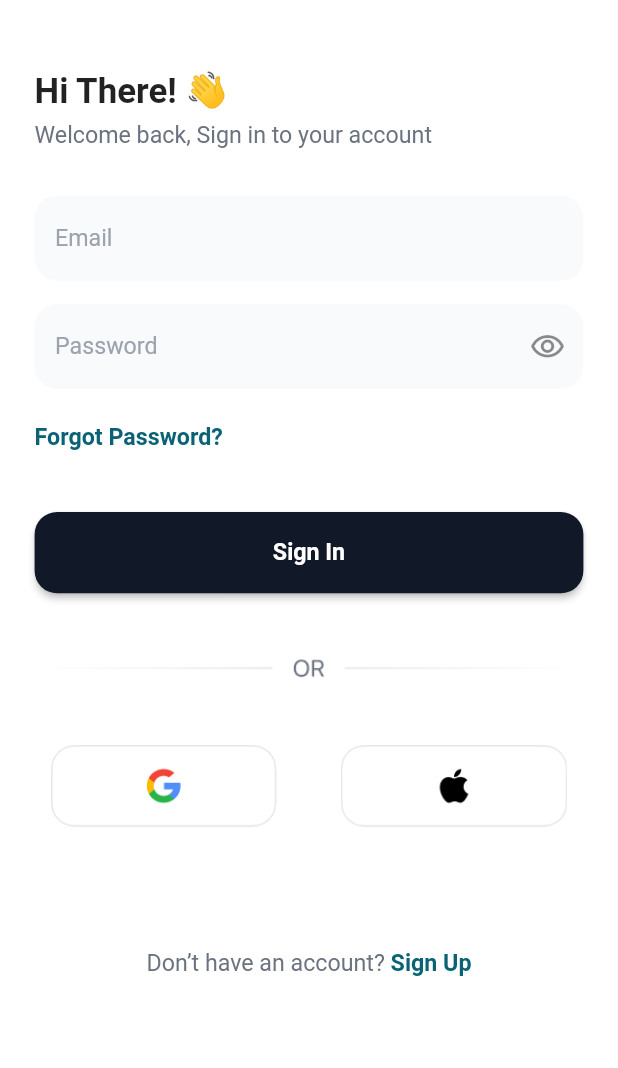
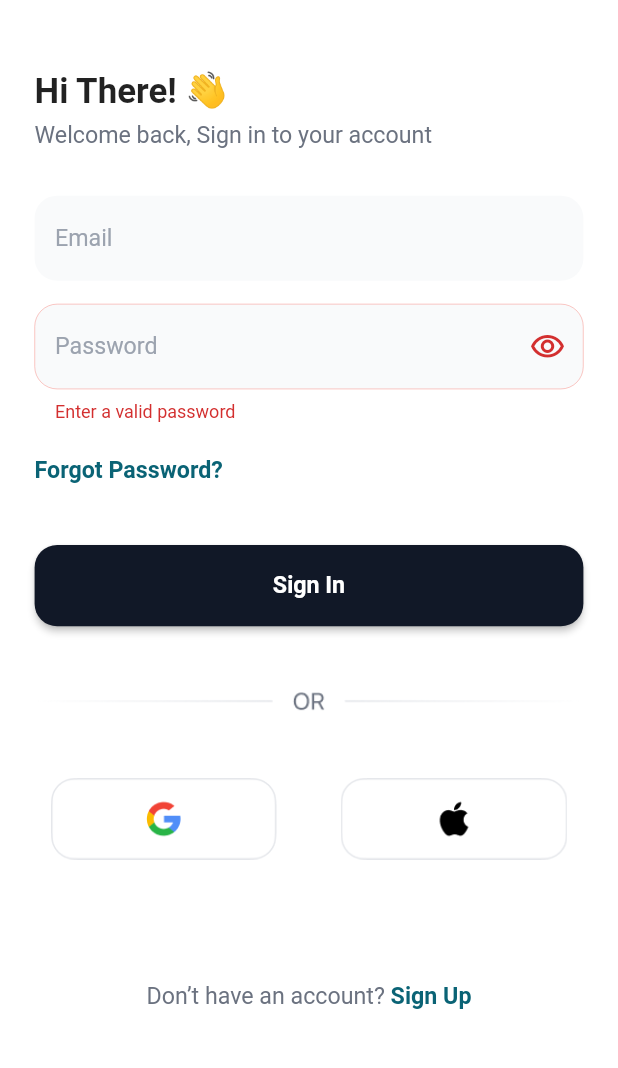
Before and after one commit to etichisom/apex_task, a Flutter app: the Login screen opened by its route, after a tap on "Sign In", on a phone screen of 412 x 824 dp, the part 103-1171 px from its top. Run offline on Flutter 3.47's test engine with Material 2 defaults, Android fonts, the phone set to English and light mode, and no system bars; our stand-ins replace flutter_screenutil, flutter_svg, fluttertoast, get_it, get_storage, google_fonts and 2 more; missing offline and left inert: custom_timer, fl_country_code_picker, otp_pin_field, the_validator; accounts and stored records are empty.

Commit message:
first commit

```diff
--- a/lib/features/authentication/screen/login.dart
+++ b/lib/features/authentication/screen/login.dart
@@ -1,14 +1,19 @@
 import 'package:apex_task/constant/size.dart';
 import 'package:apex_task/constant/strings.dart';
+import 'package:apex_task/domain/params/login_params.dart';
 import 'package:apex_task/features/authentication/screen/create_account.dart';
+import 'package:apex_task/features/authentication/view_model/auth_view_model.dart';
+import 'package:apex_task/features/dashboard/screens/home.dart';
 import 'package:apex_task/res/app_image.dart';
 import 'package:apex_task/res/color.dart';
 import 'package:apex_task/res/text_stlye.dart';
+import 'package:apex_task/utils/text_validator.dart';
 import 'package:apex_task/widget/custom_appbar.dart';
 import 'package:apex_task/widget/custom_button.dart';
 import 'package:apex_task/widget/text_field.dart';
 import 'package:flutter/material.dart';
 import 'package:flutter_screenutil/flutter_screenutil.dart';
+import 'package:provider/provider.dart';
 import 'package:the_validator/the_validator.dart';
 
 // ignore: must_be_immutable
@@ -20,8 +25,13 @@ class Login extends StatelessWidget {
   GlobalKey<FormState> formKey = GlobalKey<FormState>();
   @override
   Widget build(BuildContext context) {
+  AuthViewModel authViewModel = context.watch<AuthViewModel>();
     var size = MediaQuery.of(context).size;
-    return Scaffold(
+    return GestureDetector(
+      onTap: (){
+        FocusScope.of(context).unfocus();
+      },
+      child: Scaffold(
         appBar: const CustomAppbar(),
         body: Padding(
           padding:  EdgeInsets.only(
@@ -32,6 +42,8 @@ class Login extends StatelessWidget {
           ),
           child: SingleChildScrollView(
             physics:const BouncingScrollPhysics(),
+            child: Form(
+              key: formKey,
               child: Column(
                 crossAxisAlignment: CrossAxisAlignment.start,
                 children: [
@@ -57,9 +69,7 @@ class Login extends StatelessWidget {
                     controller: _password,
                     obSecure: true,
                     textInputType: TextInputType.text,
-                validate: FieldValidator.password(
-                  errorMessage: Strings.invalidPassword
-                ),
+                    validate: TextValidator.validatePassword,
                   ),
                   SizedBox(height:24.h ,),
                   Text(Strings.forgotPassword,
@@ -70,8 +80,18 @@ class Login extends StatelessWidget {
                   SizedBox(height:42.h ,),
                   CustomButton(
                       text:Strings.signIn,
+                      appState: authViewModel.appState,
                       onPressed: (){
-
+                        if(formKey.currentState!.validate()){
+                          authViewModel.login(LoginParam(
+                              email: _email.text,
+                              password: _password.text
+                          )).then((value){
+                            if(value!=null){
+                              Navigator.pushReplacementNamed(context,Dashboard.routeName);
+                            }
+                          });
+                        }
                       }
                   ),
                   SizedBox(height:40.h ,),
@@ -120,6 +140,8 @@ class Login extends StatelessWidget {
               ),
             ),
           ),
+        ),
+      ),
     );
   }
 }
--- a/lib/features/authentication/screen/register.dart
+++ b/lib/features/authentication/screen/register.dart
@@ -2,7 +2,6 @@ import 'package:apex_task/constant/size.dart';
 import 'package:apex_task/constant/strings.dart';
 import 'package:apex_task/domain/params/register_params.dart';
 import 'package:apex_task/features/authentication/screen/login.dart';
-import 'package:apex_task/features/authentication/screen/verify_account.dart';
 import 'package:apex_task/features/authentication/view_model/auth_view_model.dart';
 import 'package:apex_task/package/country_picker/contry_picker.dart';
 import 'package:apex_task/res/color.dart';
--- a/lib/routes.dart
+++ b/lib/routes.dart
@@ -2,6 +2,7 @@
 import 'package:apex_task/features/authentication/screen/create_account.dart';
 import 'package:apex_task/features/authentication/screen/register.dart';
 import 'package:apex_task/features/authentication/screen/verify_account.dart';
+import 'package:apex_task/features/dashboard/screens/home.dart';
 import 'package:apex_task/features/onboarding/onboarding_screen.dart';
 import 'package:apex_task/features/onboarding/splash_screen.dart';
 import 'package:flutter/material.dart';
@@ -32,6 +33,9 @@ class RouteGenerator {
        String email = settings.arguments as String;
         return MaterialPageRoute(
             settings: settings, builder: (_) =>   Register(email:email ,));
+      case Dashboard.routeName:
+        return MaterialPageRoute(
+            settings: settings, builder: (_) =>  const Dashboard());
 
 
       default:
```
Also changed, not shown: lib/features/dashboard/screens/home.dart (added, +13 -0 lines). Lines whose indentation alone changed are shown as unchanged.
